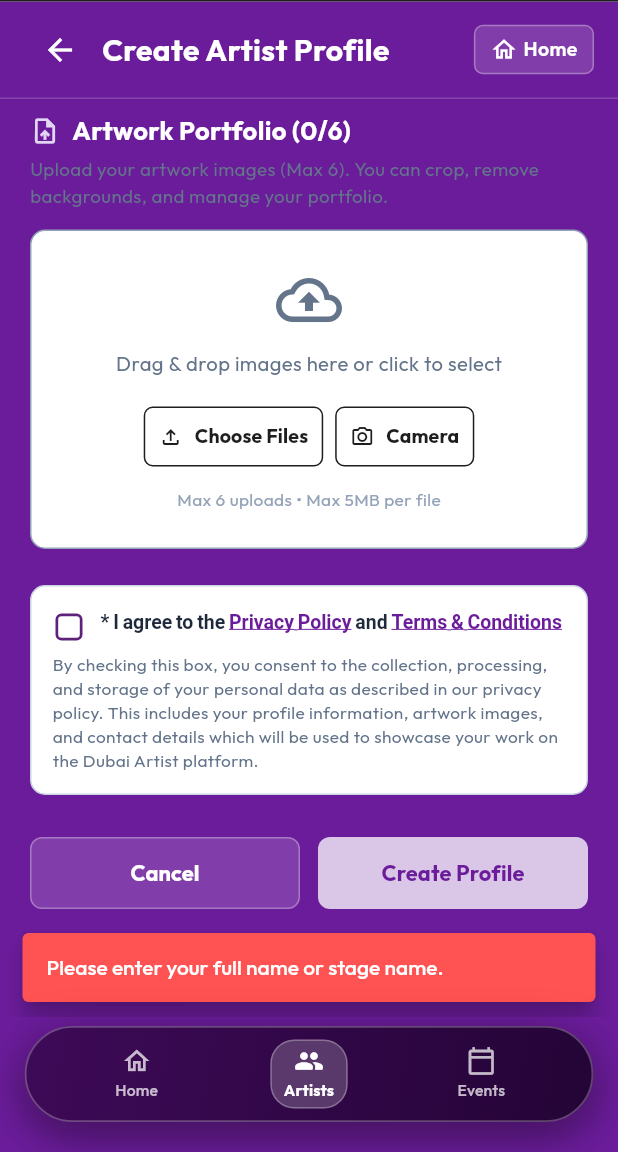
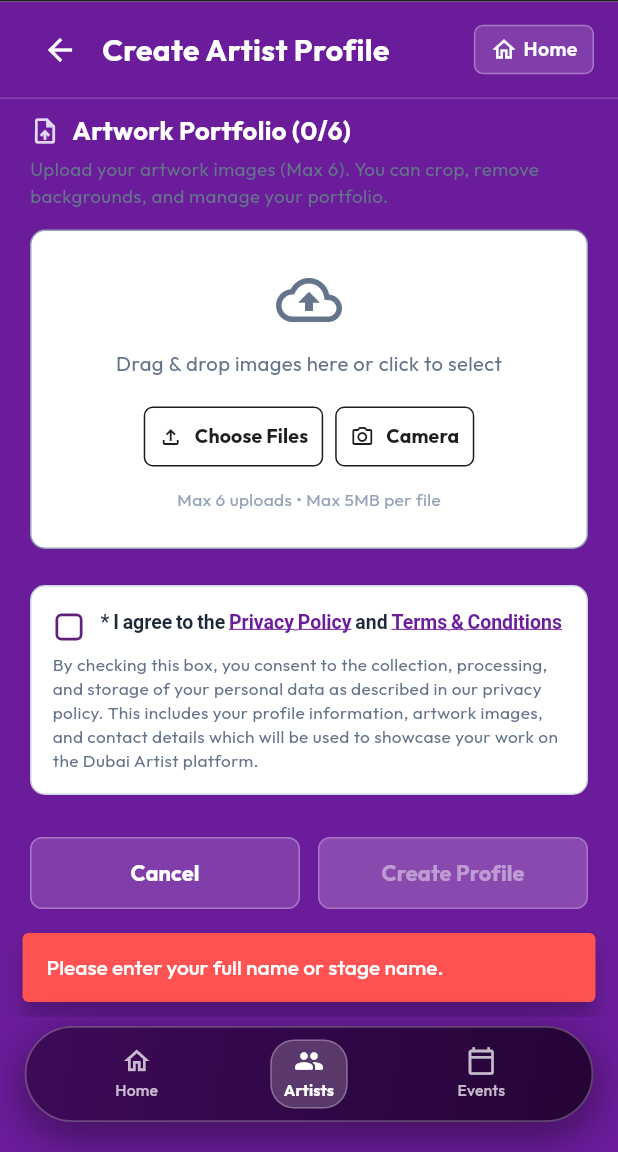
Before and after one commit to technestpartners/artist_dubai, a Flutter app: the CreateArtistProfileView screen opened by its route, scrolled down 1809 dp, after a tap on "Create Profile", on a phone screen of 412 x 824 dp, the part 84-1236 px from its top. Run offline on Flutter 3.47's test engine with Material 3 defaults, Android fonts, the phone set to English and light mode, and no system bars; our stand-ins replace cached_network_image, connectivity_plus, dio, equatable, flutter_secure_storage, get_it and 5 more; accounts and stored records are empty; network calls fail.

Commit message:
Enhance Create Profile button dynamic state, criteria validation, and color transition

```diff
--- a/lib/features/artists/presentation/views/create_artist_profile_view.dart
+++ b/lib/features/artists/presentation/views/create_artist_profile_view.dart
@@ -106,11 +106,8 @@
     final hasName = _fullNameController.text.trim().isNotEmpty;
     final hasEmail = _emailController.text.trim().isNotEmpty;
     final hasLocation = _selectedLocation != null && _selectedLocation!.trim().isNotEmpty;
-    final hasCategory = _selectedCategory != null && _selectedCategory!.trim().isNotEmpty;
-    final hasExperience = _selectedExperienceLevel != null && _selectedExperienceLevel!.trim().isNotEmpty;
-    final hasBio = _bioController.text.trim().isNotEmpty;
     final hasTerms = _agreedToTerms;
-    return hasName && hasEmail && hasLocation && hasCategory && hasExperience && hasBio && hasTerms;
+    return hasName && hasEmail && hasLocation && hasTerms;
   }
 
   void _onFormCriteriaChanged() {
@@ -593,38 +590,12 @@
       return;
     }
 
-    if (_selectedCategory == null || _selectedCategory!.trim().isEmpty) {
-      ScaffoldMessenger.of(context).showSnackBar(
-        const SnackBar(
-          content: Text('Please select an art category.'),
-          backgroundColor: Colors.redAccent,
-          behavior: SnackBarBehavior.floating,
-        ),
-      );
-      return;
-    }
-
-    if (_selectedExperienceLevel == null || _selectedExperienceLevel!.trim().isEmpty) {
-      ScaffoldMessenger.of(context).showSnackBar(
-        const SnackBar(
-          content: Text('Please select your experience level.'),
-          backgroundColor: Colors.redAccent,
-          behavior: SnackBarBehavior.floating,
-        ),
-      );
-      return;
-    }
-
-    if (_bioController.text.trim().isEmpty) {
-      ScaffoldMessenger.of(context).showSnackBar(
-        const SnackBar(
-          content: Text('Please enter your artist bio.'),
-          backgroundColor: Colors.redAccent,
-          behavior: SnackBarBehavior.floating,
-        ),
-      );
-      return;
-    }
+    final effectiveCategory = _selectedCategory?.trim().isNotEmpty == true
+        ? _selectedCategory!
+        : (_categories.isNotEmpty ? _categories.first : 'Visual Arts');
+    final effectiveExperience = _selectedExperienceLevel?.trim().isNotEmpty == true
+        ? _selectedExperienceLevel!
+        : 'Professional (5+ years)';
 
     if (!_agreedToTerms) {
       ScaffoldMessenger.of(context).showSnackBar(
@@ -712,7 +683,7 @@
         final updateData = <String, dynamic>{
           'id': _editingArtistId,
           'name': name,
-          'category': _selectedCategory ?? (_categories.isNotEmpty ? _categories.first : 'Visual Arts'),
+          'category': effectiveCategory,
           'location': _selectedLocation?.isNotEmpty == true ? _selectedLocation! : 'Dubai, UAE',
           'bio': _bioController.text.trim(),
           'email': _emailController.text.trim(),
@@ -723,7 +694,7 @@
                   : '$_selectedCountryCode ${_phoneController.text.trim()}'),
           'website': _websiteController.text.trim(),
           'instagram': _instagramController.text.trim(),
-          'experience_level': _selectedExperienceLevel ?? '',
+          'experience_level': effectiveExperience,
           if (uploadedAvatar != null) 'avatar_url': uploadedAvatar,
           if (uploadedBanner != null) 'banner_url': uploadedBanner,
         };
@@ -809,7 +780,7 @@
 
       final profileRes = await sl<ApiService>().createArtistProfile(
         name: name,
-        category: _selectedCategory ?? (_categories.isNotEmpty ? _categories.first : 'Visual Arts'),
+        category: effectiveCategory,
         location: _selectedLocation?.isNotEmpty == true ? _selectedLocation! : 'Dubai, UAE',
         bio: _bioController.text.trim(),
         email: _emailController.text.trim(),
@@ -820,7 +791,7 @@
                 : '$_selectedCountryCode ${_phoneController.text.trim()}'),
         website: _websiteController.text.trim(),
         instagram: _instagramController.text.trim(),
-        experienceLevel: _selectedExperienceLevel,
+        experienceLevel: effectiveExperience,
         avatarUrl: uploadedAvatar,
         bannerUrl: uploadedBanner,
       );
@@ -1136,6 +1107,7 @@
                           setState(() {
                             _selectedCategory = val;
                           });
+                          _onFormCriteriaChanged();
                         },
                       ),
                       const SizedBox(height: 14),
@@ -1150,6 +1122,7 @@
                           setState(() {
                             _selectedExperienceLevel = val;
                           });
+                          _onFormCriteriaChanged();
                         },
                       ),
                       const SizedBox(height: 14),
@@ -1739,12 +1712,23 @@
                               height: 48,
                               child: ElevatedButton(
                                 style: ElevatedButton.styleFrom(
-                                  backgroundColor: _isAllCriteriaMet ? Colors.white : Colors.white.withValues(alpha: 0.75),
-                                  foregroundColor: const Color(0xFF6B1C9B),
-                                  elevation: 0,
+                                  backgroundColor: _isAllCriteriaMet
+                                      ? Colors.white
+                                      : Colors.white.withValues(alpha: 0.20),
+                                  foregroundColor: _isAllCriteriaMet
+                                      ? const Color(0xFF6B1C9B)
+                                      : Colors.white.withValues(alpha: 0.45),
+                                  elevation: _isAllCriteriaMet ? 3 : 0,
+                                  shadowColor: Colors.black38,
                                   padding: const EdgeInsets.symmetric(horizontal: 8),
                                   shape: RoundedRectangleBorder(
                                     borderRadius: BorderRadius.circular(8),
+                                    side: _isAllCriteriaMet
+                                        ? BorderSide.none
+                                        : BorderSide(
+                                            color: Colors.white.withValues(alpha: 0.25),
+                                            width: 1.0,
+                                          ),
                                   ),
                                 ),
                                 onPressed: _isSubmitting ? null : _submitProfile,
@@ -2047,6 +2031,7 @@
         setState(() {
           _selectedLocation = selection;
         });
+        _onFormCriteriaChanged();
       },
       optionsMaxHeight: 250,
       optionsViewOpenDirection: OptionsViewOpenDirection.down,
@@ -2094,6 +2079,7 @@
           onChanged: (val) {
             // Allow freeform text as well
             _selectedLocation = val;
+            _onFormCriteriaChanged();
           },
         );
       },
```
